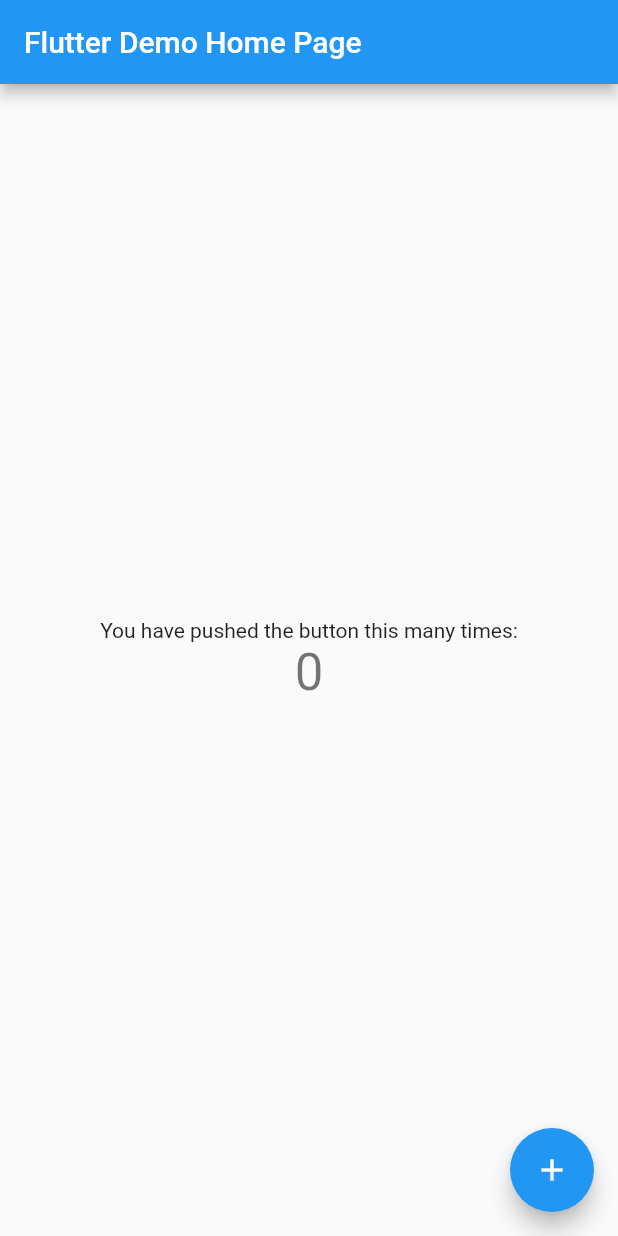
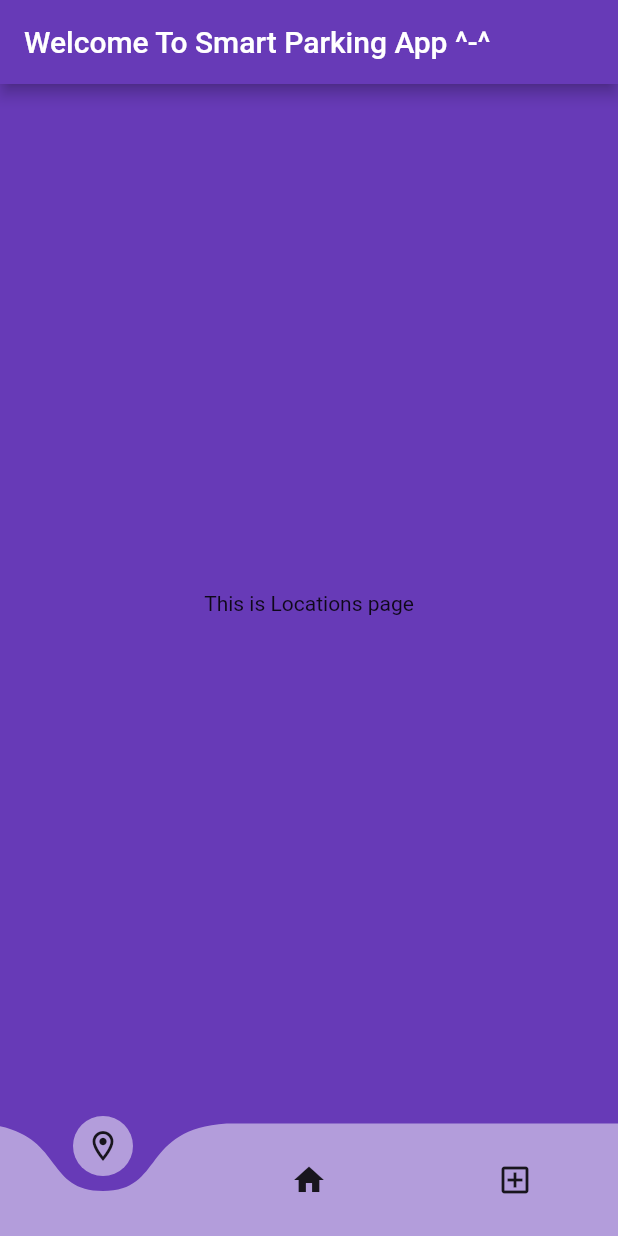
Before and after one commit to eman-hesham97/SmartParking-flutter, a Flutter app: the screen it shows after launch, on a phone screen of 412 x 824 dp. Run offline on Flutter 3.47's test engine with Material 2 defaults, Android fonts, the phone set to English and light mode, and no system bars; drawn by our look-alikes of curved_navigation_bar.

```diff
--- /dev/null
+++ b/lib/LocationsPage.dart
@@ -0,0 +1,20 @@
+import 'package:flutter/cupertino.dart';
+import 'package:flutter/material.dart';
+
+class LocationsPage extends StatefulWidget {
+  const LocationsPage({ Key? key }) : super(key: key);
+
+  @override
+  State<LocationsPage> createState() => _LocationsPageState();
+}
+
+class _LocationsPageState extends State<LocationsPage> {
+  @override
+  Widget build(BuildContext context) {
+    return new Scaffold(
+      body: new Center(
+        child: new Text("This is Locations page"),
+      ),
+    );
+  }
+}
--- a/lib/main.dart
+++ b/lib/main.dart
@@ -1,4 +1,8 @@
+import 'package:curved_navigation_bar/curved_navigation_bar.dart';
 import 'package:flutter/material.dart';
+import 'package:myapp/InfoPage.dart';
+import 'package:myapp/LocationsPage.dart';
+import 'package:myapp/HomePage.dart';
 
 void main() {
   runApp(const MyApp());
@@ -11,7 +15,7 @@ class MyApp extends StatelessWidget {
   @override
   Widget build(BuildContext context) {
     return MaterialApp(
-      title: 'Flutter Demo',
+      title: 'Smart Parking',
       theme: ThemeData(
         // This is the theme of your application.
         //
@@ -22,9 +26,10 @@ class MyApp extends StatelessWidget {
         // or simply save your changes to "hot reload" in a Flutter IDE).
         // Notice that the counter didn't reset back to zero; the application
         // is not restarted.
-        primarySwatch: Colors.blue,
+        scaffoldBackgroundColor: Colors.deepPurple,
+        primarySwatch: Colors.deepPurple,
       ),
-      home: const MyHomePage(title: 'Flutter Demo Home Page'),
+      home: const MyHomePage(title: 'Welcome To Smart Parking App ^-^'),
     );
   }
 }
@@ -40,7 +45,6 @@ class MyHomePage extends StatefulWidget {
   // case the title) provided by the parent (in this case the App widget) and
   // used by the build method of the State. Fields in a Widget subclass are
   // always marked "final".
-
   final String title;
 
   @override
@@ -48,8 +52,15 @@ class MyHomePage extends StatefulWidget {
 }
 
 class _MyHomePageState extends State<MyHomePage> {
-  int _counter = 0;
-
+  // int _counter = 0;
+  int _currentIndex=0;
+  final List<Widget> _children = [LocationsPage(),HomePage(),InfoPage(),];
+  void onTappedBar(int index){
+    print('inside');
+    setState(() {
+      _currentIndex = index;
+    });
+  }
   void _incrementCounter() {
     setState(() {
       // This call to setState tells the Flutter framework that something has
@@ -57,7 +68,16 @@ class _MyHomePageState extends State<MyHomePage> {
       // so that the display can reflect the updated values. If we changed
       // _counter without calling setState(), then the build method would not be
       // called again, and so nothing would appear to happen.
-      _counter++;
+      // _counter++;
+      // children: <Widget>[
+      //     const Text(
+      //       'About Us',
+      //     ),
+      //     // Text(
+      //     //   '$_counter',
+      //     //   style: Theme.of(context).textTheme.headline4,
+      //     // ),
+      //   ];
     });
   }
 
@@ -75,41 +95,28 @@ class _MyHomePageState extends State<MyHomePage> {
         // the App.build method, and use it to set our appbar title.
         title: Text(widget.title),
       ),
-      body: Center(
-        // Center is a layout widget. It takes a single child and positions it
-        // in the middle of the parent.
-        child: Column(
-          // Column is also a layout widget. It takes a list of children and
-          // arranges them vertically. By default, it sizes itself to fit its
-          // children horizontally, and tries to be as tall as its parent.
-          //
-          // Invoke "debug painting" (press "p" in the console, choose the
-          // "Toggle Debug Paint" action from the Flutter Inspector in Android
-          // Studio, or the "Toggle Debug Paint" command in Visual Studio Code)
-          // to see the wireframe for each widget.
-          //
-          // Column has various properties to control how it sizes itself and
-          // how it positions its children. Here we use mainAxisAlignment to
-          // center the children vertically; the main axis here is the vertical
-          // axis because Columns are vertical (the cross axis would be
-          // horizontal).
-          mainAxisAlignment: MainAxisAlignment.center,
-          children: <Widget>[
-            const Text(
-              'You have pushed the button this many times:',
-            ),
-            Text(
-              '$_counter',
-              style: Theme.of(context).textTheme.headline4,
-            ),
-          ],
-        ),
-      ),
-      floatingActionButton: FloatingActionButton(
-        onPressed: _incrementCounter,
-        tooltip: 'Increment',
-        child: const Icon(Icons.add),
-      ), // This trailing comma makes auto-formatting nicer for build methods.
+      body: _children[_currentIndex],
+      backgroundColor: Colors.deepPurple,
+      bottomNavigationBar: CurvedNavigationBar(
+        backgroundColor: Colors.deepPurple,
+        color: Colors.deepPurple.shade200,
+        animationDuration: Duration(milliseconds: 300),
+        onTap: onTappedBar,
+        index: _currentIndex,
+        // currentIndex: _currentIndex,
+        // (index){
+        //   print(index);
+        //   onTappedBar(index);
+        // },
+        // ignore: prefer_const_literals_to_create_immutables
+        items: [
+        // ignore: prefer_const_constructors
+        Icon(Icons.location_on_outlined),
+        // ignore: prefer_const_constructors
+        Icon(Icons.home),
+        // ignore: prefer_const_constructors
+        Icon(Icons.add_box_outlined),
+      ]), // This trailing comma makes auto-formatting nicer for build methods.
     );
   }
 }
--- a/pubspec.yaml
+++ b/pubspec.yaml
@@ -34,6 +34,7 @@ dependencies:
   # The following adds the Cupertino Icons font to your application.
   # Use with the CupertinoIcons class for iOS style icons.
   cupertino_icons: ^1.0.2
+  curved_navigation_bar: ^1.0.3
 
 dev_dependencies:
   flutter_test:
```
Also changed, not shown: lib/HomePage.dart (added, +20 -0 lines), lib/InfoPage.dart (added, +20 -0 lines), pubspec.lock.
